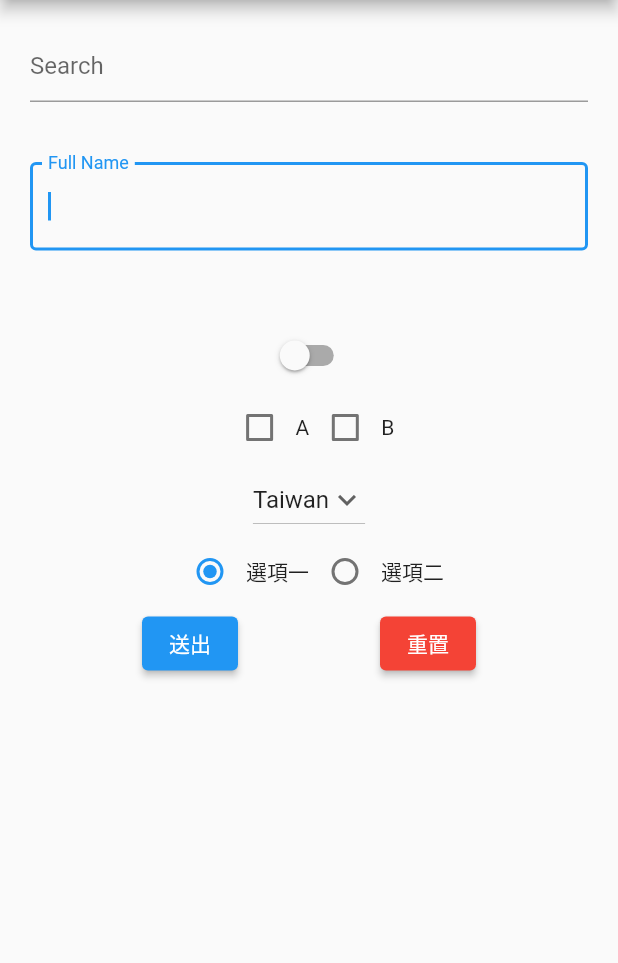
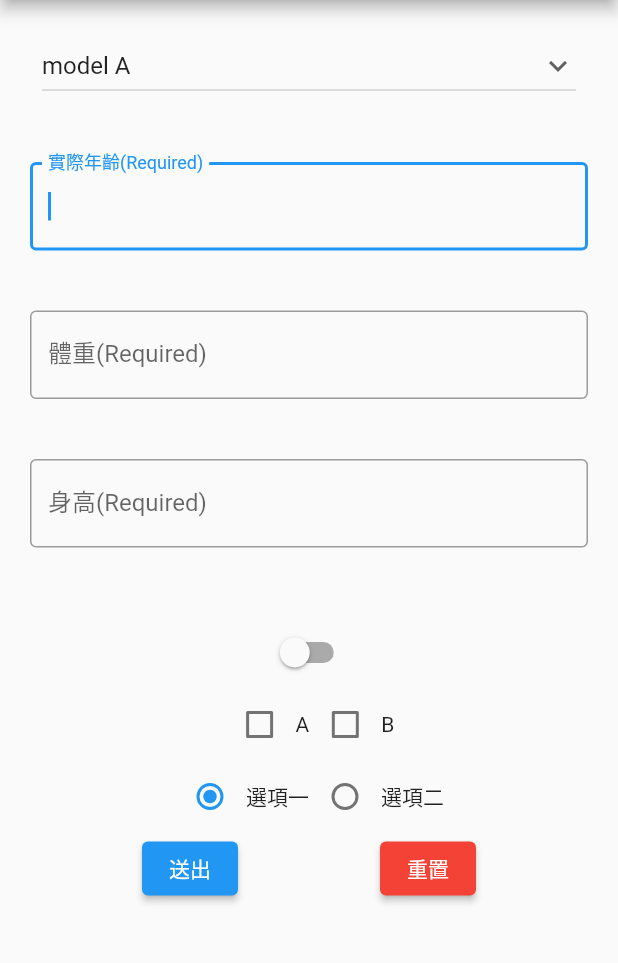
Before and after one commit to Zrn-code/Disease-Prediction-App, a Flutter app: the screen it shows after launch, after a tap on "送出", after a tap on "重置", on a phone screen of 412 x 824 dp, the part 84-1047 px from its top. Run offline on Flutter 3.47's test engine with Material 2 defaults, Android fonts, the phone set to English and light mode, and no system bars.

Commit message:
Add model dropdown and part of textfield

```diff
--- a/lib/main.dart
+++ b/lib/main.dart
@@ -26,52 +26,84 @@ class FormExample extends StatefulWidget {
 
 class _FormExampleState extends State<FormExample> {
   final GlobalKey<FormState> _formKey = GlobalKey<FormState>();
-  final items = ["Taiwan", "Korean", "Japan"];
+  final items = ["model A", "model B", "model C"];
 
   String value = '';
-  String dropdownValue = 'Taiwan';
+  String dropdownValue = 'model A';
   bool isSwitched = false;
   bool optionsA = false;
   bool optionsB = false;
   String? radioValue = "1";
 
-  TextEditingController nameController = TextEditingController();
-  TextEditingController searchController = TextEditingController();
+  TextEditingController ageController = TextEditingController();
+  TextEditingController weightController = TextEditingController();
+  TextEditingController heightController = TextEditingController();
 
   @override
   Widget build(BuildContext context) {
-    var textField = Container(
+    var ageTextFiled = Container(
       margin: EdgeInsets.all(20.0),
-      child: TextField(
-        controller: searchController,
+      child: TextFormField(
+        autofocus: true,
+        controller: ageController,
         decoration: InputDecoration(
-          hintText: 'Search',
+          border: OutlineInputBorder(),
+          labelText: '實際年齡(Required)',
         ),
         onChanged: (String text) {
           setState(() {
-            value = "Search: $text";
+            value = "輸入的年齡: $text";
           });
+        },
+        validator: (String? value) {
+          if (value == null || value.isEmpty) {
+            return '年齡不得為空';
+          }
+          return null;
         },
       ),
     );
 
-    var nameTextFiled = Container(
+    var weightTextFiled = Container(
       margin: EdgeInsets.all(20.0),
       child: TextFormField(
         autofocus: true,
-        controller: nameController,
+        controller: weightController,
         decoration: InputDecoration(
           border: OutlineInputBorder(),
-          labelText: 'Full Name',
+          labelText: '體重(Required)',
         ),
         onChanged: (String text) {
           setState(() {
-            value = "Full name: $text";
+            value = "輸入的體重: $text";
           });
         },
         validator: (String? value) {
           if (value == null || value.isEmpty) {
-            return '姓名不得為空';
+            return '體重不得為空';
+          }
+          return null;
+        },
+      ),
+    );
+
+    var heightTextFiled = Container(
+      margin: EdgeInsets.all(20.0),
+      child: TextFormField(
+        autofocus: true,
+        controller: heightController,
+        decoration: InputDecoration(
+          border: OutlineInputBorder(),
+          labelText: '身高(Required)',
+        ),
+        onChanged: (String text) {
+          setState(() {
+            value = "輸入的身高: $text";
+          });
+        },
+        validator: (String? value) {
+          if (value == null || value.isEmpty) {
+            return '身高不得為空';
           }
           return null;
         },
@@ -125,7 +157,7 @@ class _FormExampleState extends State<FormExample> {
       children: [
         Checkbox(
           value: optionsA,
-          activeColor: Colors.red, //选中时的颜色
+          activeColor: Colors.red,
           onChanged: (value) {
             setState(() {
               optionsA = value!;
@@ -135,7 +167,7 @@ class _FormExampleState extends State<FormExample> {
         Text("A"),
         Checkbox(
           value: optionsB,
-          activeColor: Colors.red, //选中时的颜色
+          activeColor: Colors.red,
           onChanged: (value) {
             setState(() {
               optionsB = value!;
@@ -146,8 +178,16 @@ class _FormExampleState extends State<FormExample> {
       ],
     );
 
-    var theDropdownButton = DropdownButton(
+    var theDropdownButton = Container(
+      margin: EdgeInsets.all(16),
+      padding: EdgeInsets.symmetric(horizontal: 12, vertical: 4),
+      /*decoration: BoxDecoration(
+        border: Border.all(width: 4.0, color: Colors.black),
+        borderRadius: BorderRadius.circular(12),
+      ),*/
+      child: DropdownButton(
         value: dropdownValue,
+        isExpanded: true,
         icon: Icon(Icons.keyboard_arrow_down),
         onChanged: (String? value) {
           print(value);
@@ -161,6 +201,7 @@ class _FormExampleState extends State<FormExample> {
             child: Text(item),
           );
         }).toList(),
+      ),
     );
 
     var submit = ElevatedButton(
@@ -178,15 +219,16 @@ class _FormExampleState extends State<FormExample> {
       style: ElevatedButton.styleFrom(primary: Colors.red),
       onPressed: () {
         _formKey.currentState!.reset();
-        searchController.clear();
-        nameController.clear();
+        heightController.clear();
+        weightController.clear();
+        ageController.clear();
         setState(() {
           value = "";
           optionsA = false;
           optionsB = false;
           isSwitched = false;
           radioValue = "1";
-          dropdownValue = "Taiwan";
+          dropdownValue = "model A";
         });
       },
       child: const Text('重置'),
@@ -204,12 +246,13 @@ class _FormExampleState extends State<FormExample> {
       key: _formKey,
       child: Column(
         children: [
-          textField,
-          nameTextFiled,
+          theDropdownButton,
+          ageTextFiled,
+          weightTextFiled,
+          heightTextFiled,
           inputValue,
           theSwitch,
           theCheckBox,
-          theDropdownButton,
           theRadio,
           buttons,
         ],
```
Lines whose indentation alone changed are shown as unchanged.
